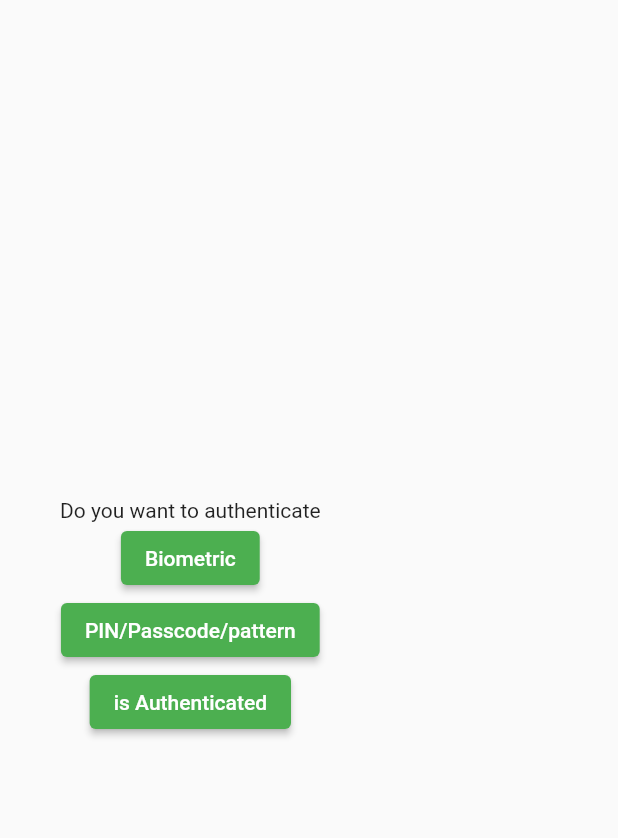
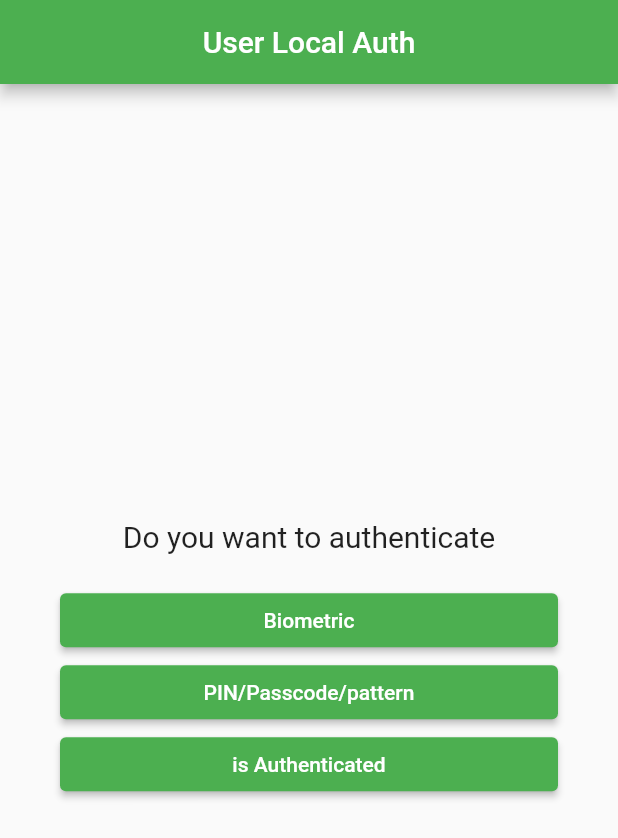
Before and after one commit to priyaranjan-mantri/userlocalauth, a Flutter app: the screen it shows after launch, after a tap on "Biometric", on a phone screen of 412 x 824 dp. Shown: the top 838 px of the screen. Run offline on Flutter 3.47's test engine with Material 2 defaults, Android fonts, the phone set to English and light mode, and no system bars; our stand-ins replace get.

Commit message:
2nd commit

```diff
--- a/lib/pages/mainpage.dart
+++ b/lib/pages/mainpage.dart
@@ -4,16 +4,17 @@ import 'package:userlocalauth/pages/wellcome.dart';
 import 'package:userlocalauth/utils/localauthservice.dart';
 import 'package:flutter/services.dart';
 
-BuildContext? _context;
-
 class MainPage extends StatelessWidget {
   const MainPage({Key? key}) : super(key: key);
 
   @override
   Widget build(BuildContext context) {
-    _context = context;
-    return const Scaffold(
-      body: MainPageBody(),
+    return Scaffold(
+      appBar: AppBar(
+        title: const Text('User Local Auth'),
+        centerTitle: true,
+      ),
+      body: const MainPageBody(),
     );
   }
 }
@@ -26,9 +27,15 @@ class MainPageBody extends StatelessWidget {
     return Container(
       padding: const EdgeInsets.all(40),
       child: Column(
+        crossAxisAlignment: CrossAxisAlignment.stretch,
         mainAxisAlignment: MainAxisAlignment.center,
         children: [
-          const Text('Do you want to authenticate'),
+          const Text(
+            'Do you want to authenticate',
+            style: TextStyle(fontSize: 20),
+            textAlign: TextAlign.center,
+          ),
+          const SizedBox(height: 20),
           ElevatedButton(
             onPressed: () async {
               biometricPrompt();
@@ -57,7 +64,7 @@ class MainPageBody extends StatelessWidget {
     String value = '';
     try {
       value = await platform.invokeMethod("biometricPrompt");
-      print('Value form kotlin : ${value}');
+      print('Value form kotlin : $value');
     } catch (e) {
       print(e);
     }
@@ -67,7 +74,7 @@ class MainPageBody extends StatelessWidget {
     String value = '';
     try {
       value = await platform.invokeMethod("keyguardManager");
-      print('is authenticated : ${value}');
+      print('is authenticated : $value');
     } catch (e) {
       print(e);
     }
@@ -77,7 +84,7 @@ class MainPageBody extends StatelessWidget {
     String value = '';
     try {
       value = await platform.invokeMethod("isAuthenticated");
-      print('is authenticated : ${value}');
+      print('is authenticated : $value');
     } catch (e) {
       print(e);
     }
```
Also changed, not shown: pubspec.lock, 3 other files.
